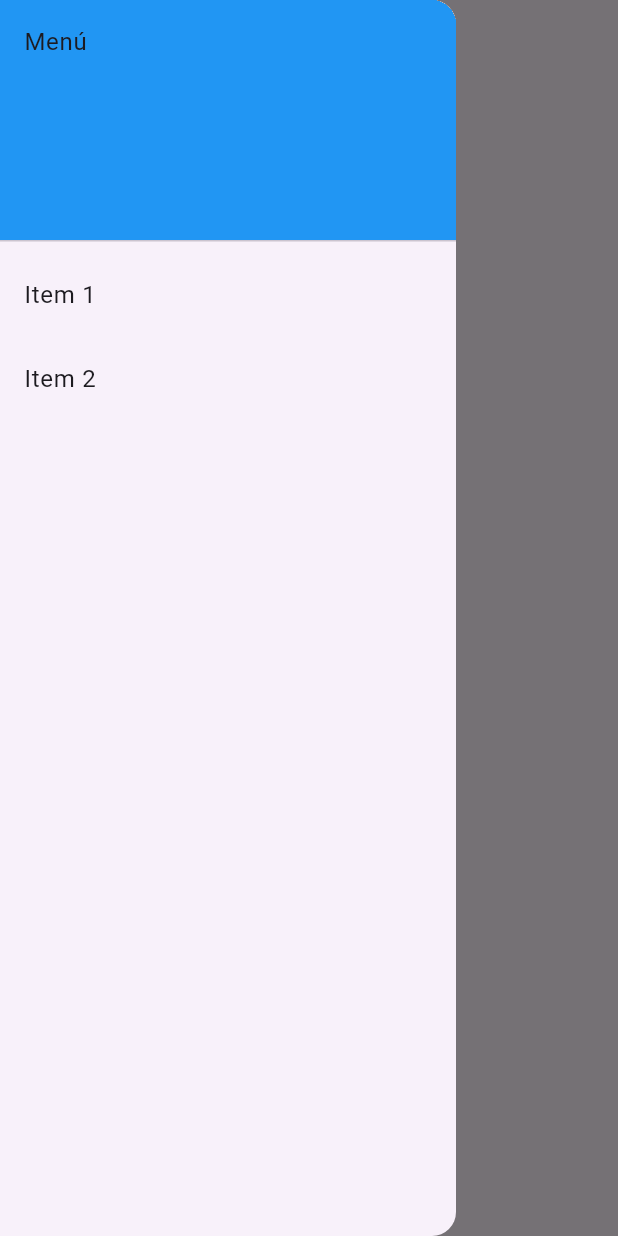
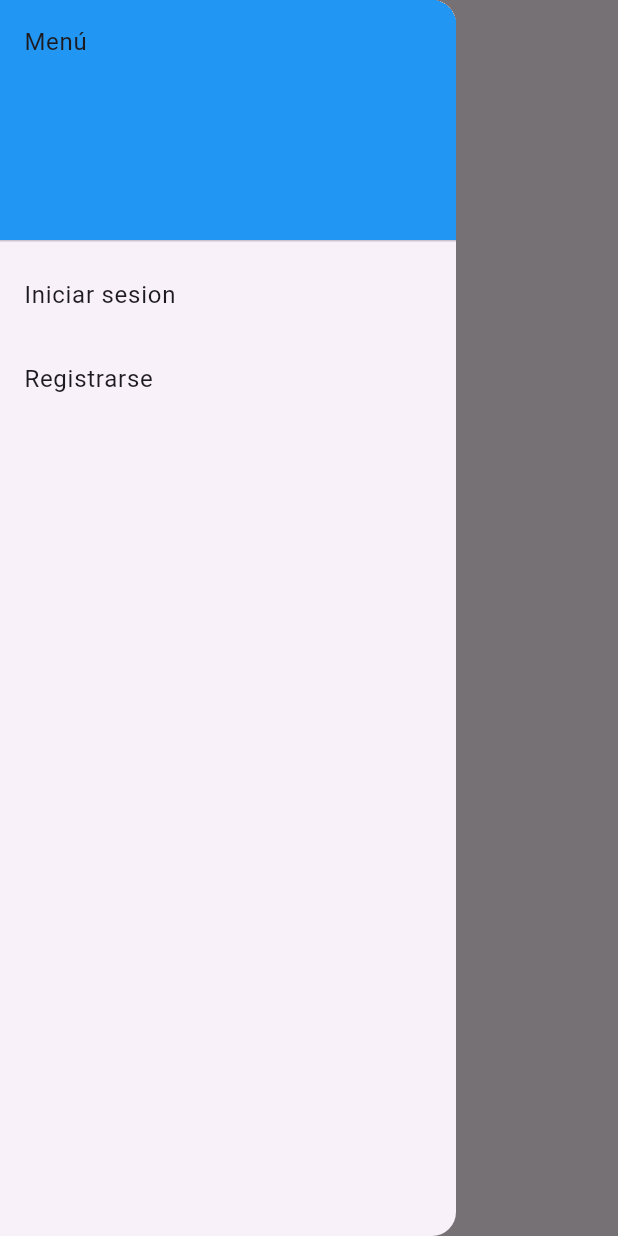
Before and after one commit to jandres-vega/flutter_balcoder_first_app, a Flutter app: the screen it shows after launch, with the side drawer open, on a phone screen of 412 x 824 dp. Run offline on Flutter 3.47's test engine with Material 3 defaults, Android fonts, the light colour scheme and no system bars.

Commit message:
feat: Add drawer widget

```diff
--- a/lib/utils/widget/drawer_widget.dart
+++ b/lib/utils/widget/drawer_widget.dart
@@ -1,4 +1,6 @@
 import 'package:flutter/material.dart';
+
+import '../routes/app_routes.dart';
 
 class DrawerWidget extends StatefulWidget {
   const DrawerWidget({super.key});
@@ -12,20 +14,24 @@ class _DrawerWidgetState extends State<DrawerWidget> {
   Widget build(BuildContext context) {
     return ListView(
       padding: EdgeInsets.zero,
-      children: const [
-        DrawerHeader(
+      children: [
+        const DrawerHeader(
           decoration: BoxDecoration(
             color: Colors.blue,
           ),
           child: Text('Menú'),
         ),
         ListTile(
-          title: Text('Item 1'),
-          onTap: null,
+          title: const Text('Iniciar sesion'),
+          onTap: () {
+            Navigator.pushNamed(context, AppRoutes.login);
+          },
         ),
         ListTile(
-          title: Text('Item 2'),
-          onTap: null,
+          title: const Text('Registrarse'),
+          onTap: () {
+            Navigator.pushNamed(context, AppRoutes.register);
+          },
         ),
       ],
     );
```
